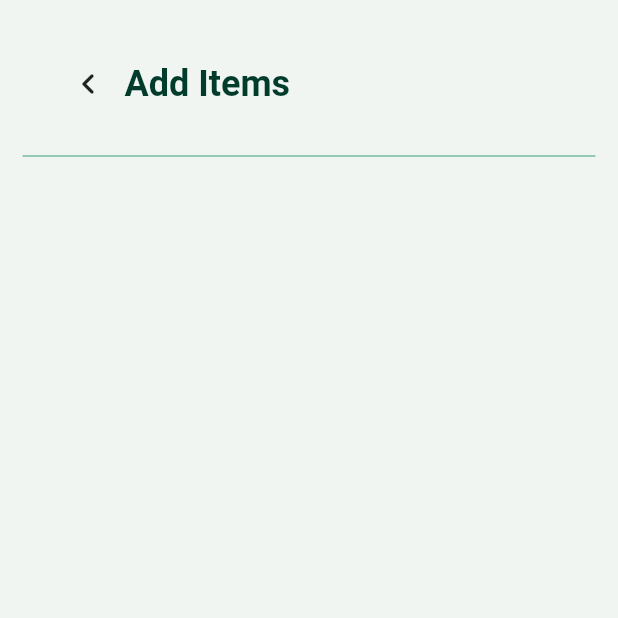
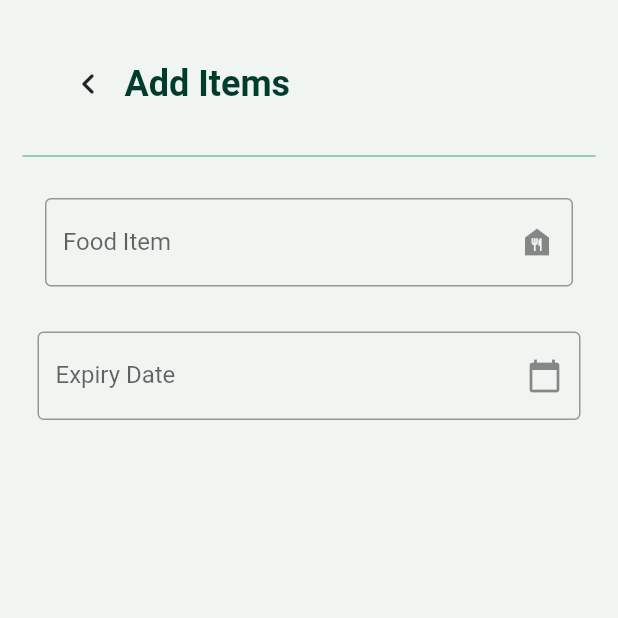
Before and after one commit to amelia-chew-2022/GI-T6-Code-Crusaders, a Flutter app: the AddFoodItem screen opened directly, on a phone screen of 412 x 824 dp, the top half of it. Run offline on Flutter 3.47's test engine with Material 2 defaults, Android fonts, the phone set to English and light mode, and no system bars.

Commit message:
create add food item page

```diff
--- a/foodsaver/lib/addFofItem.dart
+++ /dev/null
@@ -1,51 +0,0 @@
-import 'package:flutter/material.dart';
-
-class AddFoodItem extends StatelessWidget {
-  final _formkey = GlobalKey<FormState>();
-  TextEditingController nameController = TextEditingController();
-  TextEditingController expireDateController = TextEditingController();
-
-
-  @override
-  Widget build(BuildContext context) {
-    return Scaffold(
-      body: Container(
-          child: Padding(
-              padding: const EdgeInsets.symmetric(horizontal: 15, vertical: 16),
-              child: Column(
-                crossAxisAlignment: CrossAxisAlignment.start,
-                children: [
-                  Padding(
-                      padding: const EdgeInsets.symmetric(
-                          horizontal: 20, vertical: 16),
-                      child: Row(
-                        mainAxisAlignment: MainAxisAlignment.start,
-                        children: [
-                          Container(
-                              child: IconButton(
-                            icon: Icon(Icons.chevron_left_rounded, size: 28),
-                            onPressed: () {
-                              Navigator.pop(context);
-                            },
-                          )),
-                          const Text("Add Items",
-                              style: const TextStyle(
-                                color: Color(0xFF003B2B),
-                                fontSize: 24,
-                                fontWeight: FontWeight.w700,
-                              )),
-                        ],
-                      )),
-                  Divider(
-                    color: Color(0xFF007F5C),
-                    thickness: 0.5,
-                  ),
-
-
-
-
-                ],
-              ))),
-    );
-  }
-}
--- /dev/null
+++ b/foodsaver/lib/addFoodItem.dart
@@ -0,0 +1,107 @@
+import 'package:flutter/material.dart';
+import 'package:intl/intl.dart';
+
+
+class AddFoodItem extends StatefulWidget {
+  @override
+  State<AddFoodItem> createState() => _AddFoodItemState();
+}
+
+class _AddFoodItemState extends State<AddFoodItem> {
+  final _formkey = GlobalKey<FormState>();
+  TextEditingController nameController = TextEditingController();
+  TextEditingController expireDateController = TextEditingController();
+
+  @override
+  void initState() {
+    super.initState();
+    expireDateController.text = "";
+  }
+
+  @override
+  Widget build(BuildContext context) {
+    return Scaffold(
+      body: Container(
+          child: Padding(
+              padding: const EdgeInsets.symmetric(horizontal: 15, vertical: 16),
+              child: Column(
+                crossAxisAlignment: CrossAxisAlignment.start,
+                children: [
+                  Padding(
+                      padding: const EdgeInsets.symmetric(
+                          horizontal: 20, vertical: 16),
+                      child: Row(
+                        mainAxisAlignment: MainAxisAlignment.start,
+                        children: [
+                          Container(
+                              child: IconButton(
+                            icon: Icon(Icons.chevron_left_rounded, size: 28),
+                            onPressed: () {
+                              Navigator.pop(context);
+                            },
+                          )),
+                          const Text("Add Items",
+                              style:  TextStyle(
+                                color: Color(0xFF003B2B),
+                                fontSize: 24,
+                                fontWeight: FontWeight.w700,
+                              )),
+                        ],
+                      )),
+                  const Divider(
+                    color: Color(0xFF007F5C),
+                    thickness: 0.5,
+                  ),
+                  Padding(
+                      padding: const EdgeInsets.symmetric(
+                          horizontal: 15, vertical: 20),
+                      child: TextFormField(
+                        controller: nameController,
+                        decoration: const InputDecoration(
+                          border: OutlineInputBorder(
+                              borderSide: BorderSide(
+                            color: Color(0xFF007F5C),
+                          )),
+                          labelText: "Food Item",
+                          suffixIcon: Icon(Icons.food_bank),
+                        ),
+                      )),
+                  Container(
+                      padding: const EdgeInsets.all(10),
+                      child: Center(
+                          child: TextField(
+                        controller: expireDateController,
+                        decoration: const InputDecoration(
+                            suffixIcon: Icon(Icons.calendar_today),
+                            labelText: "Expiry Date",
+                            border: OutlineInputBorder(
+                                borderSide: BorderSide(
+                              color: Color(0xFF007F5C),
+                            ))),
+                        readOnly: true,
+                        onTap: () async {
+                          DateTime? pickedDate = await showDatePicker(
+                              context: context,
+                              initialDate: DateTime.now(),
+                              firstDate: DateTime(2000),
+                              lastDate: DateTime(2101));
+
+                              if (pickedDate!=null){
+                                print(pickedDate);
+                                String formattedDate = DateFormat('yyyy-MM-dd').format(pickedDate);
+                                print(formattedDate);
+
+                                setState(() {
+                                  expireDateController.text = formattedDate;
+                                });
+                              }
+                              else{
+                                print("Date is not selected");
+                              }
+                        },
+                      )))
+                ],
+              ))),
+    );
+  }
+}
--- a/foodsaver/lib/inventory.dart
+++ b/foodsaver/lib/inventory.dart
@@ -1,5 +1,5 @@
 import 'package:flutter/material.dart';
-import './addFofItem.dart';
+import 'addFoodItem.dart';
 
 
 class Inventory extends StatelessWidget {
--- a/foodsaver/lib/login.dart
+++ b/foodsaver/lib/login.dart
@@ -18,9 +18,7 @@ class _LoginState extends State<Login> {
     bool isFocused = false;
 
     return Scaffold(
-      // appBar: AppBar(
-      //   // title: Text(widget.title),
-      // ),
+
       body: Form(
         key: _formkey,
         child: Padding(
--- a/foodsaver/pubspec.yaml
+++ b/foodsaver/pubspec.yaml
@@ -35,6 +35,7 @@ dependencies:
   # The following adds the Cupertino Icons font to your application.
   # Use with the CupertinoIcons class for iOS style icons.
   cupertino_icons: ^1.0.2
+  intl: ^0.17.0
 
 dev_dependencies:
   flutter_test:
```
Also changed, not shown: foodsaver/pubspec.lock.
